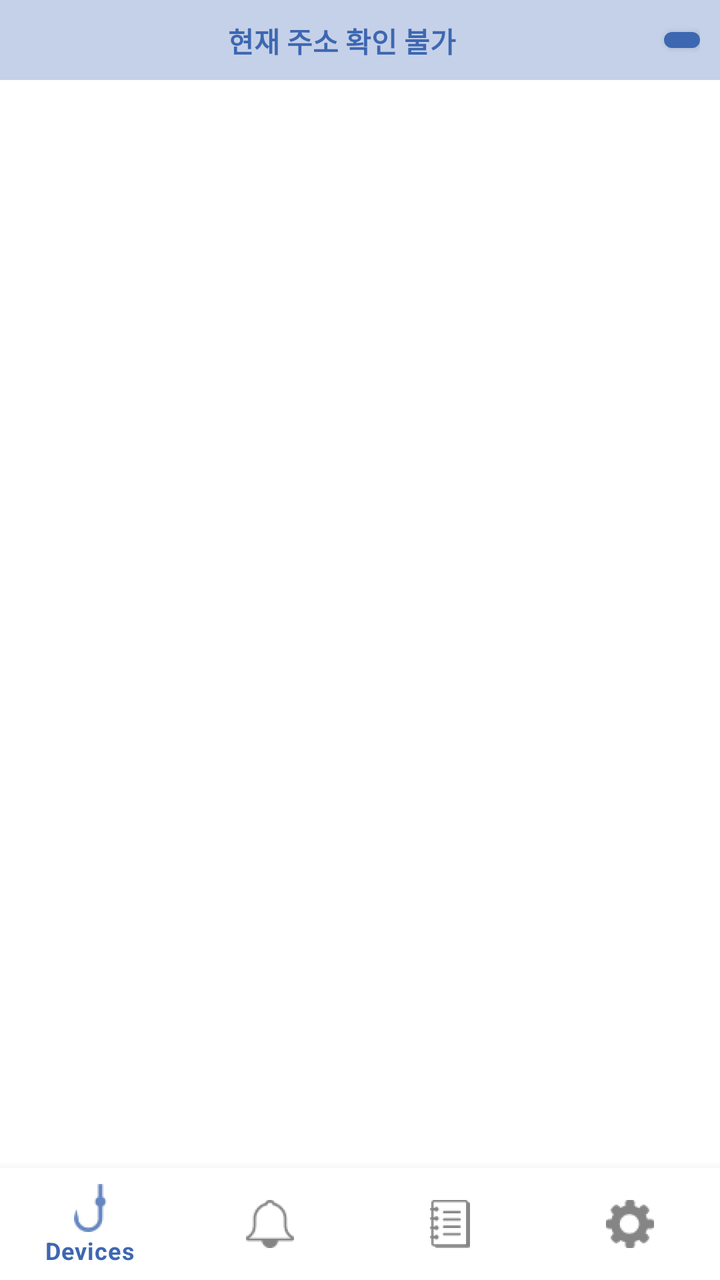
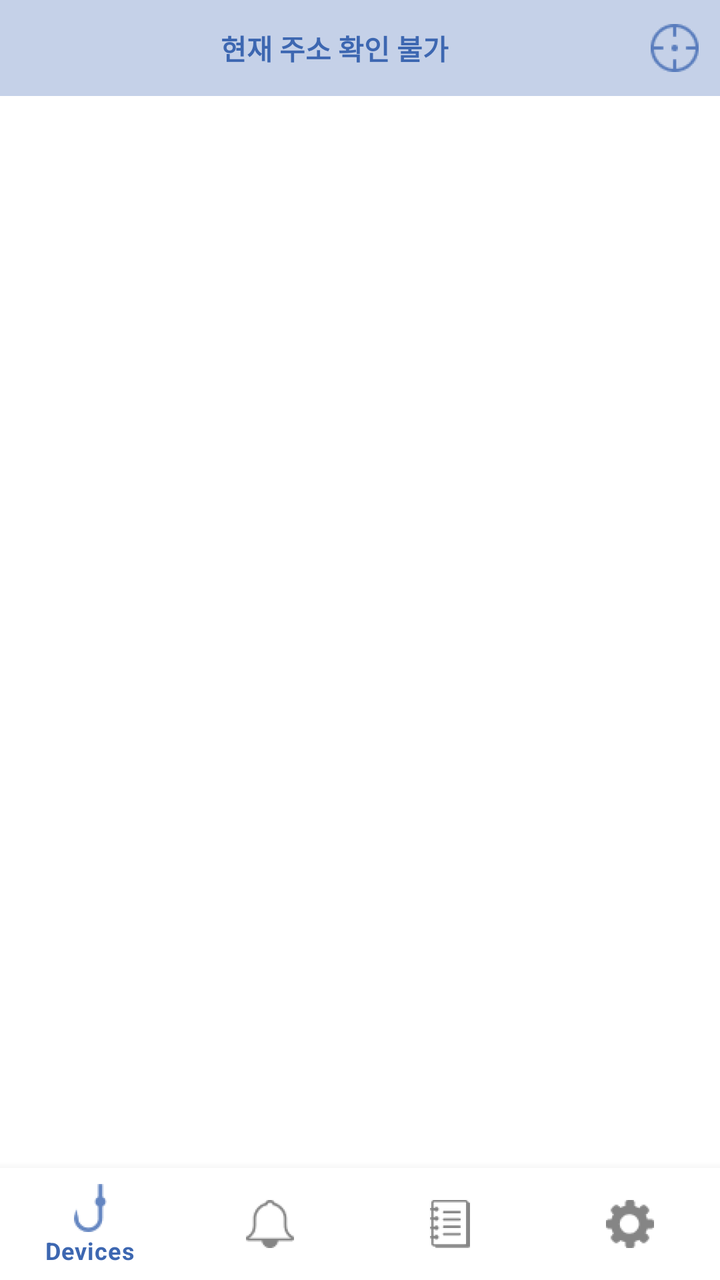

The first picture is an Android layout as it rendered before a commit; the second is the same layout after the commit. The layout source and the unified diff follow.
<!-- AndroidManifest.xml: application theme Theme.MyApplication -->
<!-- res/layout/activity_main.xml -->
<?xml version="1.0" encoding="utf-8"?>
<LinearLayout xmlns:android="http://schemas.android.com/apk/res/android"
    xmlns:app="http://schemas.android.com/apk/res-auto"
    xmlns:tools="http://schemas.android.com/tools"
    android:layout_width="match_parent"
    android:layout_height="match_parent"
    android:orientation="vertical"
    tools:context=".MainActivity">

    <LinearLayout
        android:background="@color/ColorBlueChemi30"
        android:padding="10dp"
        android:layout_width="match_parent"
        android:layout_height="wrap_content"
        android:orientation="horizontal">
        <TextView
            android:id="@+id/textview_address"
            android:gravity="center"
            android:textStyle="bold"
            android:textColor="@color/ColorBlueChemi"
            android:text="현재 주소 확인 불가"
            android:layout_width="match_parent"
            android:layout_height="match_parent"
            android:layout_weight="10"/>
        <Button
            android:layout_width="20dp"
            android:layout_height="20dp"
            android:text="위치"
            android:layout_weight="1"/>
    </LinearLayout>

    <LinearLayout
        android:id="@+id/linearlayout_fragment"
        android:layout_width="match_parent"
        android:layout_height="match_parent"
        android:layout_weight="1"
        android:orientation="vertical" />
    <com.google.android.material.bottomnavigation.BottomNavigationView
        android:id="@+id/bottomNavi"
        android:layout_width="match_parent"
        android:layout_height="wrap_content"
        app:menu="@menu/my_navigation_items"/>

</LinearLayout>
<!-- resources referenced by this layout -->
<resources>
  <color name="ColorBlueChemi">#FF3D67B1</color>
  <color name="ColorBlueChemi30">#4C3D67B1</color>
  <style name="Theme.MyApplication" parent="Theme.MaterialComponents.DayNight.DarkActionBar">
          
          <item name="colorPrimary">@color/ColorBlueChemi</item>
          <item name="colorPrimaryVariant">@color/ColorBlueChemiDark</item>
          <item name="colorOnPrimary">@color/white</item>
          
          <item name="colorSecondary">@color/teal_200</item>
          <item name="colorSecondaryVariant">@color/teal_700</item>
          <item name="colorOnSecondary">@color/black</item>
          
          <item name="android:statusBarColor" tools:targetApi="l">?attr/colorPrimaryVariant</item>
          
          <item name="fontFamily">@font/nanumgothic</item>
      </style>
  <color name="ColorBlueChemiDark">#FF234D96</color>
  <color name="white">#FFFFFFFF</color>
  <color name="teal_200">#FF03DAC5</color>
  <color name="teal_700">#FF018786</color>
  <color name="black">#FF000000</color>
</resources>

<!-- the commit's change to res/layout/activity_main.xml (unified diff, before → after) -->
@@ -22,10 +22,13 @@
             android:layout_width="match_parent"
             android:layout_height="match_parent"
             android:layout_weight="10"/>
-        <Button
-            android:layout_width="20dp"
-            android:layout_height="20dp"
-            android:text="위치"
+        <ImageButton
+            android:id="@+id/button_location"
+            android:padding="2dp"
+            android:background="?attr/selectableItemBackgroundBorderless"
+            android:layout_width="wrap_content"
+            android:layout_height="wrap_content"
+            android:src="@drawable/ic_location"
             android:layout_weight="1"/>
     </LinearLayout>
 
<!-- resource entries referenced after the edit -->
@@ -2,6 +2,7 @@
 <resources>
   <color name="ColorBlueChemi">#FF3D67B1</color>
   <color name="ColorBlueChemi30">#4C3D67B1</color>
+  <!-- drawable ic_location: png bitmap (drawable-hdpi, 1254 bytes) -->
   <style name="Theme.MyApplication" parent="Theme.MaterialComponents.DayNight.DarkActionBar">
           
           <item name="colorPrimary">@color/ColorBlueChemi</item>
